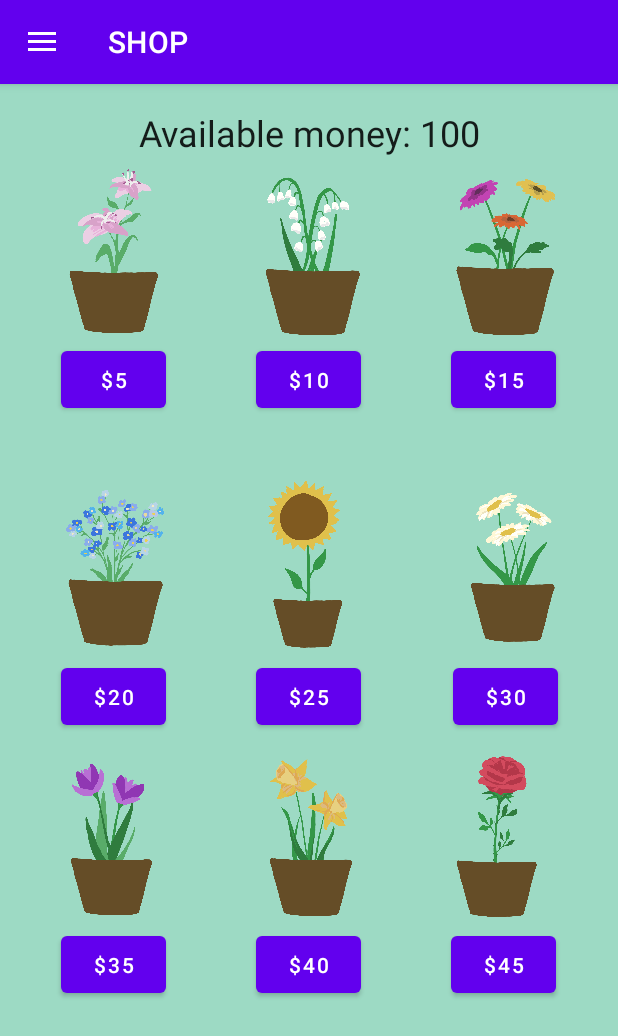
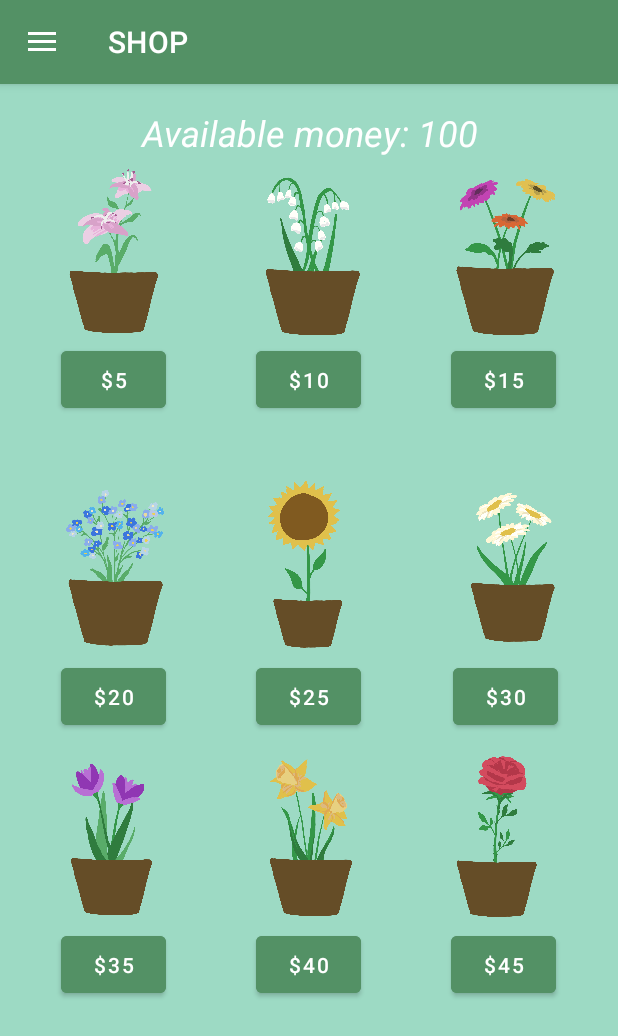
Before and after one commit to HaMaKac/TeamProject, an Android app: the screen it shows after launch (MainActivity), in the side drawer, after a tap on "SHOP", on a phone screen of 412 x 824 dp. Shown: the top 1036 px of the screen. Run offline under Robolectric (Android 15) with nearby library versions, the phone set to English and light mode, and no system bars; our stand-ins replace navigation-ui.

Commit message:
colors changed in shop :)))))))))))

```diff
--- a/Flowers/app/src/main/res/layout/app_bar_main.xml
+++ b/Flowers/app/src/main/res/layout/app_bar_main.xml
@@ -12,6 +12,7 @@
         android:theme="@style/Theme.Flowers.AppBarOverlay">
 
         <androidx.appcompat.widget.Toolbar
+            android:backgroundTint="#539165"
             android:id="@+id/toolbar"
             android:layout_width="match_parent"
             android:layout_height="?attr/actionBarSize"
--- a/Flowers/app/src/main/res/layout/fragment_shop.xml
+++ b/Flowers/app/src/main/res/layout/fragment_shop.xml
@@ -7,6 +7,7 @@
     tools:context=".ui.shop.ShopFragment">
 
     <Button
+        android:backgroundTint="#539165"
         android:id="@+id/button9"
         android:layout_width="70dp"
         android:layout_height="50dp"
@@ -19,6 +20,7 @@
         app:layout_constraintTop_toTopOf="parent" />
 
     <Button
+        android:backgroundTint="#539165"
         android:id="@+id/button8"
         android:layout_width="70dp"
         android:layout_height="50dp"
@@ -31,6 +33,7 @@
         app:layout_constraintTop_toTopOf="parent" />
 
     <Button
+        android:backgroundTint="#539165"
         android:id="@+id/button7"
         android:layout_width="70dp"
         android:layout_height="50dp"
@@ -43,6 +46,7 @@
         app:layout_constraintTop_toTopOf="parent" />
 
     <Button
+        android:backgroundTint="#539165"
         android:id="@+id/button6"
         android:layout_width="70dp"
         android:layout_height="50dp"
@@ -56,6 +60,7 @@
 
 
     <Button
+        android:backgroundTint="#539165"
         android:id="@+id/button5"
         android:layout_width="70dp"
         android:layout_height="50dp"
@@ -68,6 +73,7 @@
         app:layout_constraintTop_toTopOf="parent" />
 
     <Button
+        android:backgroundTint="#539165"
         android:id="@+id/button4"
         android:layout_width="70dp"
         android:layout_height="50dp"
@@ -80,6 +86,7 @@
         app:layout_constraintTop_toTopOf="parent" />
 
     <Button
+        android:backgroundTint="#539165"
         android:id="@+id/button3"
         android:layout_width="70dp"
         android:layout_height="50dp"
@@ -92,6 +99,7 @@
         app:layout_constraintTop_toTopOf="parent" />
 
     <Button
+        android:backgroundTint="#539165"
         android:id="@+id/button2"
         android:layout_width="70dp"
         android:layout_height="50dp"
@@ -104,6 +112,7 @@
         app:layout_constraintTop_toTopOf="parent" />
 
     <Button
+        android:backgroundTint="#539165"
         android:id="@+id/button1"
         android:layout_width="70dp"
         android:layout_height="50dp"
@@ -116,6 +125,10 @@
         app:layout_constraintTop_toTopOf="parent" />
 
     <TextView
+        android:fontFamily="sans-serif-thin"
+        android:textColor="@color/white"
+        android:textStyle="italic|bold"
+        android:fontWeight="400"
         android:id="@+id/text_shop"
         android:layout_width="match_parent"
         android:layout_height="wrap_content"
```
